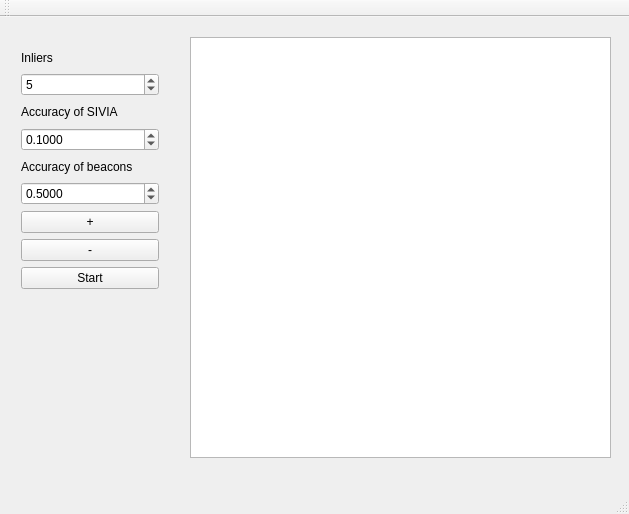
Old version of the form mainwindow.ui in the repository qbrefort/Qinter.
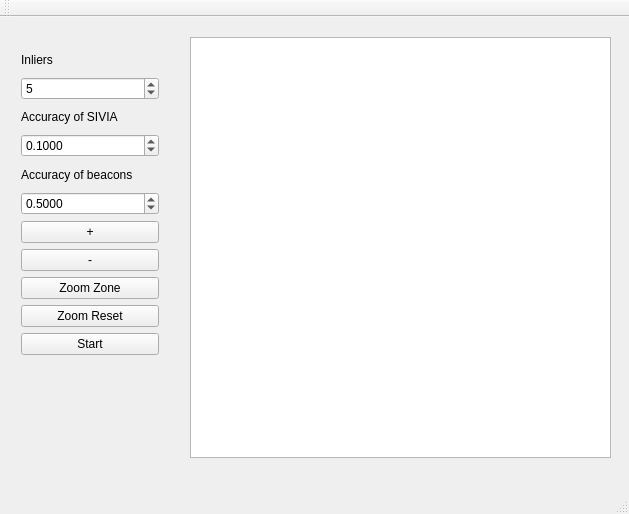
New version of the form.

```diff
--- a/mainwindow.ui
+++ b/mainwindow.ui
@@ -36,7 +36,7 @@
       <x>10</x>
       <y>20</y>
       <width>160</width>
-      <height>263</height>
+      <height>329</height>
      </rect>
     </property>
     <layout class="QVBoxLayout" name="verticalLayout">
@@ -126,6 +126,20 @@
        </property>
       </widget>
      </item>
+     <item>
+      <widget class="QPushButton" name="ZoomZone">
+       <property name="text">
+        <string>Zoom Zone</string>
+       </property>
+      </widget>
+     </item>
+     <item>
+      <widget class="QPushButton" name="ZoomReset">
+       <property name="text">
+        <string>Zoom Reset</string>
+       </property>
+      </widget>
+     </item>
      <item>
       <widget class="QPushButton" name="ButtonStart">
        <property name="text">
```
Left out of the diff: 35 changed lines with no effect on the pictures.
